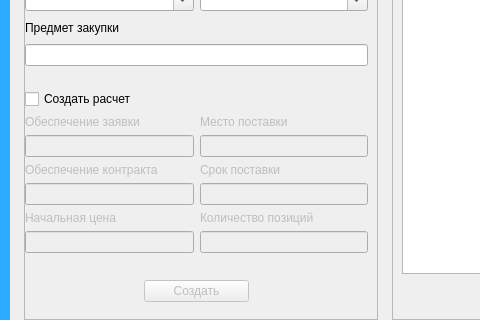
Before: the Qt Designer form interface/ui/main.ui in Korolev-Oleg/Tend-Manager, drawn with Qt 5; both pictures show x 0 to 480 and y 216 to 536 of the 755 by 536 pixel window.
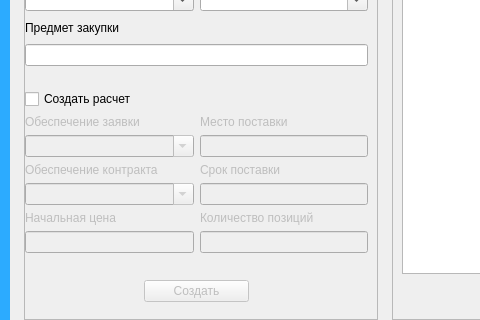
After: the same form once the commit is applied. Icons and pictures are not drawn.

```diff
--- a/interface/ui/main.ui
+++ b/interface/ui/main.ui
@@ -284,10 +284,23 @@
               </widget>
              </item>
              <item>
-              <widget class="QLineEdit" name="_lineAppSecurity">
+              <widget class="QComboBox" name="_lineAppSecurity">
                <property name="enabled">
                 <bool>false</bool>
                </property>
+               <property name="editable">
+                <bool>true</bool>
+               </property>
+               <item>
+                <property name="text">
+                 <string/>
+                </property>
+               </item>
+               <item>
+                <property name="text">
+                 <string>Не требуется</string>
+                </property>
+               </item>
               </widget>
              </item>
              <item>
@@ -301,10 +314,23 @@
               </widget>
              </item>
              <item>
-              <widget class="QLineEdit" name="_lineContractSecurity">
+              <widget class="QComboBox" name="_lineContractSecurity">
                <property name="enabled">
                 <bool>false</bool>
                </property>
+               <property name="editable">
+                <bool>true</bool>
+               </property>
+               <item>
+                <property name="text">
+                 <string/>
+                </property>
+               </item>
+               <item>
+                <property name="text">
+                 <string>Не требуется</string>
+                </property>
+               </item>
               </widget>
              </item>
              <item>
```
